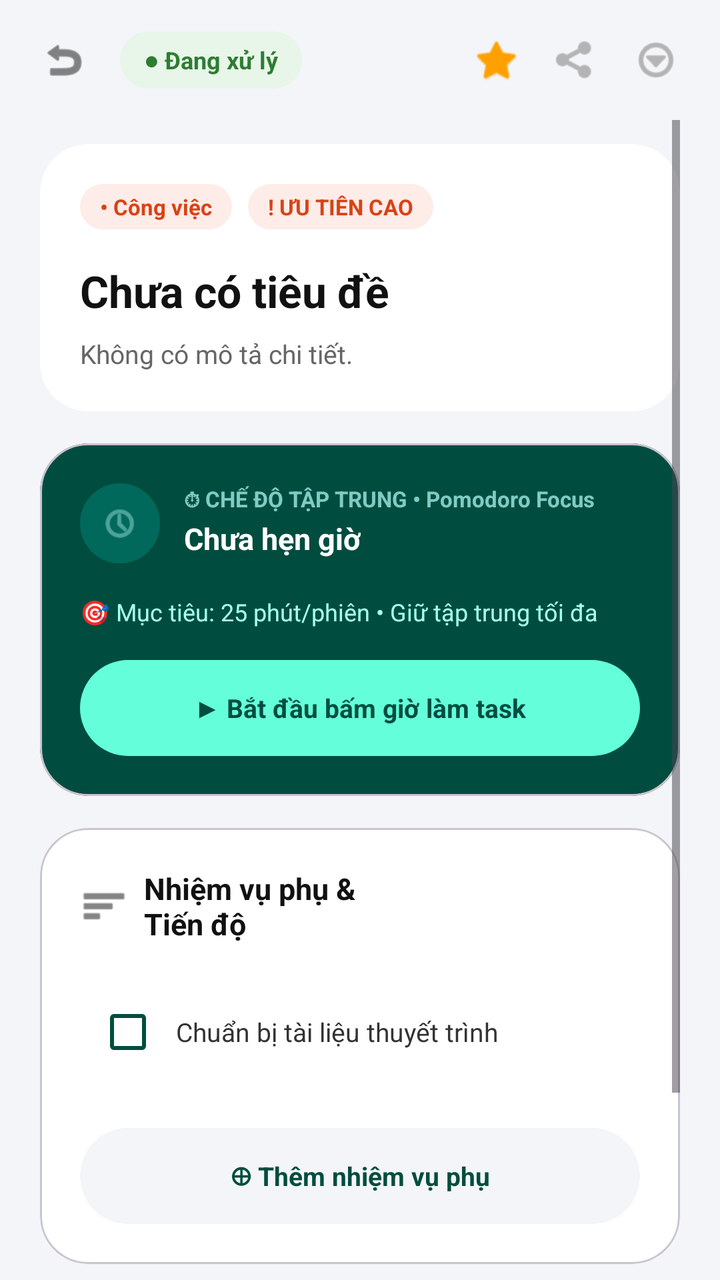
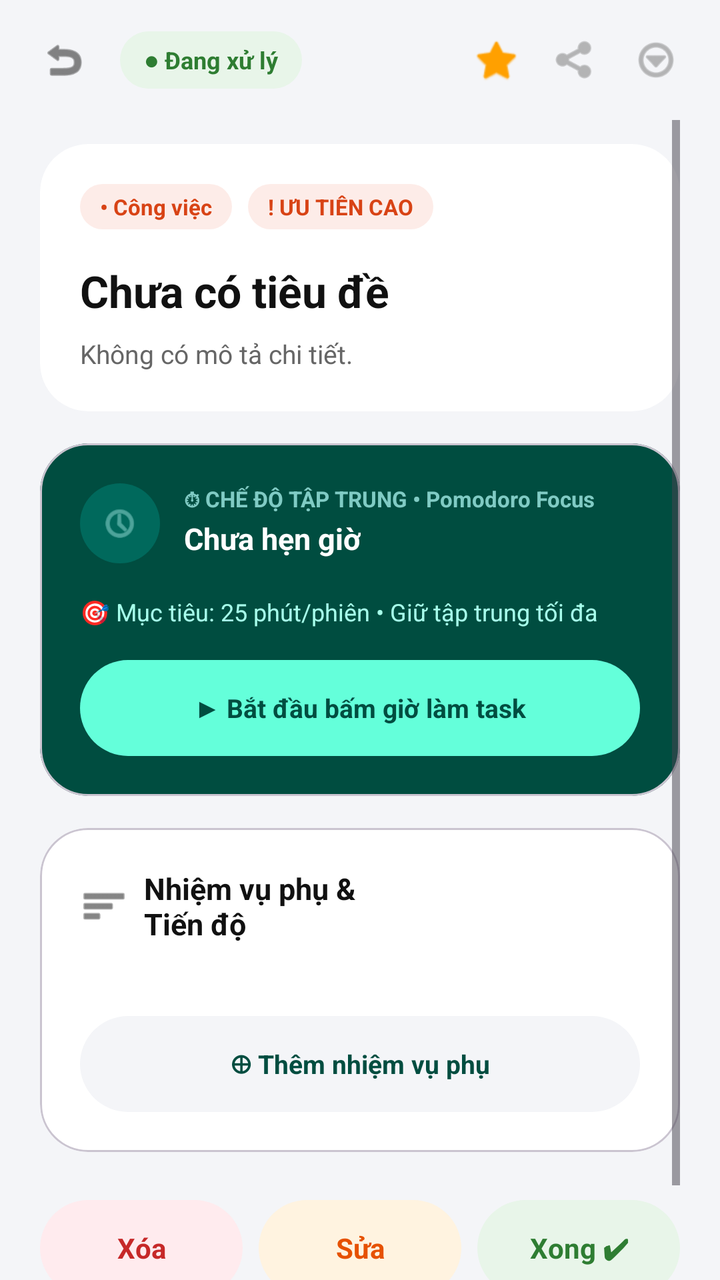

Two renders of the same Android screen: before a commit and after it. Below are the layout's source before the change and the commit's diff.
<!-- AndroidManifest.xml: application theme Theme.MyApplication -->
<!-- res/layout/activity_project_detail.xml -->
<?xml version="1.0" encoding="utf-8"?>
<androidx.constraintlayout.widget.ConstraintLayout xmlns:android="http://schemas.android.com/apk/res/android"
    xmlns:app="http://schemas.android.com/apk/res-auto"
    android:layout_width="match_parent"
    android:layout_height="match_parent"
    android:background="#F4F5F8"> 

    
    <LinearLayout
        android:id="@+id/topBar"
        android:layout_width="match_parent"
        android:layout_height="60dp"
        android:gravity="center_vertical"
        android:orientation="horizontal"
        android:paddingHorizontal="20dp"
        app:layout_constraintTop_toTopOf="parent">

        <ImageView
            android:id="@+id/btnBack"
            android:layout_width="24dp"
            android:layout_height="24dp"
            android:src="@android:drawable/ic_menu_revert"
            app:tint="#333333" />

        
        <TextView
            android:id="@+id/tvTaskDetailStatus"
            android:layout_width="wrap_content"
            android:layout_height="wrap_content"
            android:layout_marginStart="16dp"
            android:background="@drawable/bg_rounded_24dp"
            android:backgroundTint="#E8F5E9"
            android:paddingHorizontal="12dp"
            android:paddingVertical="6dp"
            android:text="● Đang xử lý"
            android:textColor="#2E7D32"
            android:textSize="12sp"
            android:textStyle="bold" />

        <View
            android:layout_width="0dp"
            android:layout_height="0dp"
            android:layout_weight="1" />

        
        <ImageView
            android:layout_width="24dp"
            android:layout_height="24dp"
            android:layout_marginEnd="16dp"
            android:src="@android:drawable/btn_star_big_on"
            app:tint="#FFA000" />

        <ImageView
            android:layout_width="24dp"
            android:layout_height="24dp"
            android:layout_marginEnd="16dp"
            android:src="@android:drawable/ic_menu_share"
            app:tint="#888888" />

        <ImageView
            android:layout_width="24dp"
            android:layout_height="24dp"
            android:src="@android:drawable/ic_menu_more"
            app:tint="#888888" />
    </LinearLayout>

    
    <ScrollView
        android:layout_width="match_parent"
        android:layout_height="0dp"
        android:clipToPadding="false"
        android:paddingHorizontal="20dp"
        android:paddingBottom="40dp"
        app:layout_constraintBottom_toBottomOf="parent"
        app:layout_constraintTop_toBottomOf="@id/topBar">

        <LinearLayout
            android:layout_width="match_parent"
            android:layout_height="wrap_content"
            android:orientation="vertical">

            
            <com.google.android.material.card.MaterialCardView
                android:layout_width="match_parent"
                android:layout_height="wrap_content"
                android:layout_marginTop="12dp"
                app:cardBackgroundColor="#FFFFFF"
                app:cardCornerRadius="24dp"
                app:cardElevation="0dp"
                app:strokeWidth="0dp">

                <LinearLayout
                    android:layout_width="match_parent"
                    android:layout_height="wrap_content"
                    android:orientation="vertical"
                    android:padding="20dp">

                    
                    <LinearLayout
                        android:layout_width="match_parent"
                        android:layout_height="wrap_content"
                        android:orientation="horizontal">

                        <TextView
                            android:id="@+id/tvProjectTag"
                            android:layout_width="wrap_content"
                            android:layout_height="wrap_content"
                            android:background="@drawable/bg_rounded_24dp"
                            android:backgroundTint="#FDECE8"
                            android:paddingHorizontal="10dp"
                            android:paddingVertical="4dp"
                            android:text="• Công việc"
                            android:textColor="#D84315"
                            android:textSize="11sp"
                            android:textStyle="bold" />

                        <TextView
                            android:id="@+id/tvPriorityTag"
                            android:layout_width="wrap_content"
                            android:layout_height="wrap_content"
                            android:layout_marginStart="8dp"
                            android:background="@drawable/bg_rounded_24dp"
                            android:backgroundTint="#FDECE8"
                            android:paddingHorizontal="10dp"
                            android:paddingVertical="4dp"
                            android:text="! ƯU TIÊN CAO"
                            android:textColor="#D84315"
                            android:textSize="11sp"
                            android:textStyle="bold" />
                    </LinearLayout>

                    <TextView
                        android:id="@+id/tvTaskDetailTitle"
                        android:layout_width="match_parent"
                        android:layout_height="wrap_content"
                        android:layout_marginTop="16dp"
                        android:text="Chưa có tiêu đề"
                        android:textColor="#111111"
                        android:textSize="22sp"
                        android:textStyle="bold" />

                    <TextView
                        android:id="@+id/tvTaskDetailDesc"
                        android:layout_width="match_parent"
                        android:layout_height="wrap_content"
                        android:layout_marginTop="8dp"
                        android:lineSpacingExtra="4dp"
                        android:text="Không có mô tả chi tiết."
                        android:textColor="#666666"
                        android:textSize="13sp" />
                </LinearLayout>
            </com.google.android.material.card.MaterialCardView>

            
            <com.google.android.material.card.MaterialCardView
                android:layout_width="match_parent"
                android:layout_height="wrap_content"
                android:layout_marginTop="16dp"
                app:cardBackgroundColor="#004D40"
                app:cardCornerRadius="24dp"
                app:cardElevation="0dp">

                <LinearLayout
                    android:layout_width="match_parent"
                    android:layout_height="wrap_content"
                    android:orientation="vertical"
                    android:padding="20dp">

                    <LinearLayout
                        android:layout_width="match_parent"
                        android:layout_height="wrap_content"
                        android:orientation="horizontal">

                        
                        <FrameLayout
                            android:layout_width="40dp"
                            android:layout_height="40dp"
                            android:background="@drawable/bg_circle_brown"
                            android:backgroundTint="#00695C">
                            <ImageView
                                android:layout_width="20dp"
                                android:layout_height="20dp"
                                android:layout_gravity="center"
                                android:src="@android:drawable/ic_menu_recent_history"
                                app:tint="#80CBC4" />
                        </FrameLayout>

                        <LinearLayout
                            android:layout_width="match_parent"
                            android:layout_height="wrap_content"
                            android:layout_marginStart="12dp"
                            android:orientation="vertical">

                            <TextView
                                android:layout_width="wrap_content"
                                android:layout_height="wrap_content"
                                android:text="⏱ CHẾ ĐỘ TẬP TRUNG • Pomodoro Focus"
                                android:textColor="#80CBC4"
                                android:textSize="11sp"
                                android:textStyle="bold" />

                            
                            <TextView
                                android:id="@+id/tvTaskDetailTime"
                                android:layout_width="wrap_content"
                                android:layout_height="wrap_content"
                                android:layout_marginTop="2dp"
                                android:text="Chưa hẹn giờ"
                                android:textColor="#FFFFFF"
                                android:textSize="15sp"
                                android:textStyle="bold" />
                        </LinearLayout>
                    </LinearLayout>

                    
                    <TextView
                        android:id="@+id/tvTaskDetailLocation"
                        android:layout_width="wrap_content"
                        android:layout_height="wrap_content"
                        android:layout_marginTop="16dp"
                        android:text="🎯 Mục tiêu: 25 phút/phiên • Giữ tập trung tối đa"
                        android:textColor="#A7FFEB"
                        android:textSize="12sp" />

                    
                    <TextView
                        android:id="@+id/btnStartPomodoro"
                        android:layout_width="match_parent"
                        android:layout_height="48dp"
                        android:layout_marginTop="16dp"
                        android:background="@drawable/bg_rounded_24dp"
                        android:backgroundTint="#64FFDA"
                        android:clickable="true"
                        android:focusable="true"
                        android:gravity="center"
                        android:text="▶ Bắt đầu bấm giờ làm task"
                        android:textColor="#004D40"
                        android:textSize="13sp"
                        android:textStyle="bold" />
                </LinearLayout>
            </com.google.android.material.card.MaterialCardView>

            
            <com.google.android.material.card.MaterialCardView
                android:layout_width="match_parent"
                android:layout_height="wrap_content"
                android:layout_marginTop="16dp"
                app:cardBackgroundColor="#FFFFFF"
                app:cardCornerRadius="24dp"
                app:cardElevation="0dp">

                <LinearLayout
                    android:layout_width="match_parent"
                    android:layout_height="wrap_content"
                    android:orientation="vertical"
                    android:padding="20dp">

                    <LinearLayout
                        android:layout_width="match_parent"
                        android:layout_height="wrap_content"
                        android:gravity="center_vertical"
                        android:orientation="horizontal">

                        <ImageView
                            android:layout_width="24dp"
                            android:layout_height="24dp"
                            android:src="@android:drawable/ic_menu_sort_by_size"
                            app:tint="#333333" />

                        <TextView
                            android:layout_width="0dp"
                            android:layout_height="wrap_content"
                            android:layout_marginStart="8dp"
                            android:layout_weight="1"
                            android:text="Nhiệm vụ phụ &amp;\nTiến độ"
                            android:textColor="#111111"
                            android:textSize="15sp"
                            android:textStyle="bold" />
                    </LinearLayout>

                    <LinearLayout
                        android:layout_width="match_parent"
                        android:layout_height="wrap_content"
                        android:layout_marginTop="20dp"
                        android:gravity="center_vertical"
                        android:orientation="horizontal">
                        <CheckBox
                            android:layout_width="wrap_content"
                            android:layout_height="wrap_content"
                            android:buttonTint="#004D40" />
                        <TextView
                            android:layout_width="0dp"
                            android:layout_height="wrap_content"
                            android:layout_weight="1"
                            android:text="Chuẩn bị tài liệu thuyết trình"
                            android:textColor="#333333"
                            android:textSize="13sp" />
                    </LinearLayout>

                    
                    <TextView
                        android:id="@+id/btnAddSubtask"
                        android:layout_width="match_parent"
                        android:layout_height="48dp"
                        android:layout_marginTop="24dp"
                        android:background="@drawable/bg_rounded_24dp"
                        android:backgroundTint="#F4F5F8"
                        android:gravity="center"
                        android:text="⊕ Thêm nhiệm vụ phụ"
                        android:textColor="#004D40"
                        android:textSize="13sp"
                        android:textStyle="bold" />
                </LinearLayout>
            </com.google.android.material.card.MaterialCardView>

            
            <LinearLayout
                android:layout_width="match_parent"
                android:layout_height="wrap_content"
                android:layout_marginTop="24dp"
                android:orientation="horizontal"
                android:weightSum="3">

                
                <TextView
                    android:id="@+id/btnDeleteTask"
                    android:layout_width="0dp"
                    android:layout_height="48dp"
                    android:layout_weight="1"
                    android:layout_marginEnd="8dp"
                    android:background="@drawable/bg_rounded_24dp"
                    android:backgroundTint="#FFEBEE"
                    android:gravity="center"
                    android:text="Xóa"
                    android:textColor="#C62828"
                    android:textStyle="bold" />

                
                <TextView
                    android:id="@+id/btnEditTask"
                    android:layout_width="0dp"
                    android:layout_height="48dp"
                    android:layout_weight="1"
                    android:layout_marginEnd="8dp"
                    android:background="@drawable/bg_rounded_24dp"
                    android:backgroundTint="#FFF3E0"
                    android:gravity="center"
                    android:text="Sửa"
                    android:textColor="#E65100"
                    android:textStyle="bold" />

                
                <TextView
                    android:id="@+id/btnCompleteTask"
                    android:layout_width="0dp"
                    android:layout_height="48dp"
                    android:layout_weight="1"
                    android:background="@drawable/bg_rounded_24dp"
                    android:backgroundTint="#E8F5E9"
                    android:gravity="center"
                    android:text="Xong ✔"
                    android:textColor="#2E7D32"
                    android:textStyle="bold" />
            </LinearLayout>

        </LinearLayout>
    </ScrollView>
</androidx.constraintlayout.widget.ConstraintLayout>
<!-- resources referenced by this layout -->
<resources>
  <!-- drawable bg_circle_brown (drawable) -->
  <?xml version="1.0" encoding="utf-8"?>
  <shape xmlns:android="http://schemas.android.com/apk/res/android"
      android:shape="oval">
      <solid android:color="#8D6E63"/> 
  </shape>
  <!-- drawable bg_rounded_24dp (drawable) -->
  <?xml version="1.0" encoding="utf-8"?>
  <shape xmlns:android="http://schemas.android.com/apk/res/android"
      android:shape="rectangle">
      <corners android:radius="24dp" /> 
      <solid android:color="#F4F3F8" /> 
  </shape>
  <style name="Theme.MyApplication" parent="Base.Theme.MyApplication" />
  <style name="Base.Theme.MyApplication" parent="Theme.Material3.DayNight.NoActionBar">
          
          
      </style>
</resources>

<!-- the commit's change to res/layout/activity_project_detail.xml (unified diff, before → after) -->
@@ -278,24 +278,13 @@
                             android:textStyle="bold" />
                     </LinearLayout>
 
+                    
                     <LinearLayout
-                        android:layout_width="match_parent"
-                        android:layout_height="wrap_content"
-                        android:layout_marginTop="20dp"
-                        android:gravity="center_vertical"
-                        android:orientation="horizontal">
-                        <CheckBox
-                            android:layout_width="wrap_content"
-                            android:layout_height="wrap_content"
-                            android:buttonTint="#004D40" />
-                        <TextView
-                            android:layout_width="0dp"
-                            android:layout_height="wrap_content"
-                            android:layout_weight="1"
-                            android:text="Chuẩn bị tài liệu thuyết trình"
-                            android:textColor="#333333"
-                            android:textSize="13sp" />
-                    </LinearLayout>
+                        android:id="@+id/layoutSubtasksContainer"
+                        android:layout_width="match_parent"
+                        android:layout_height="wrap_content"
+                        android:layout_marginTop="12dp"
+                        android:orientation="vertical" />
 
                     
                     <TextView
